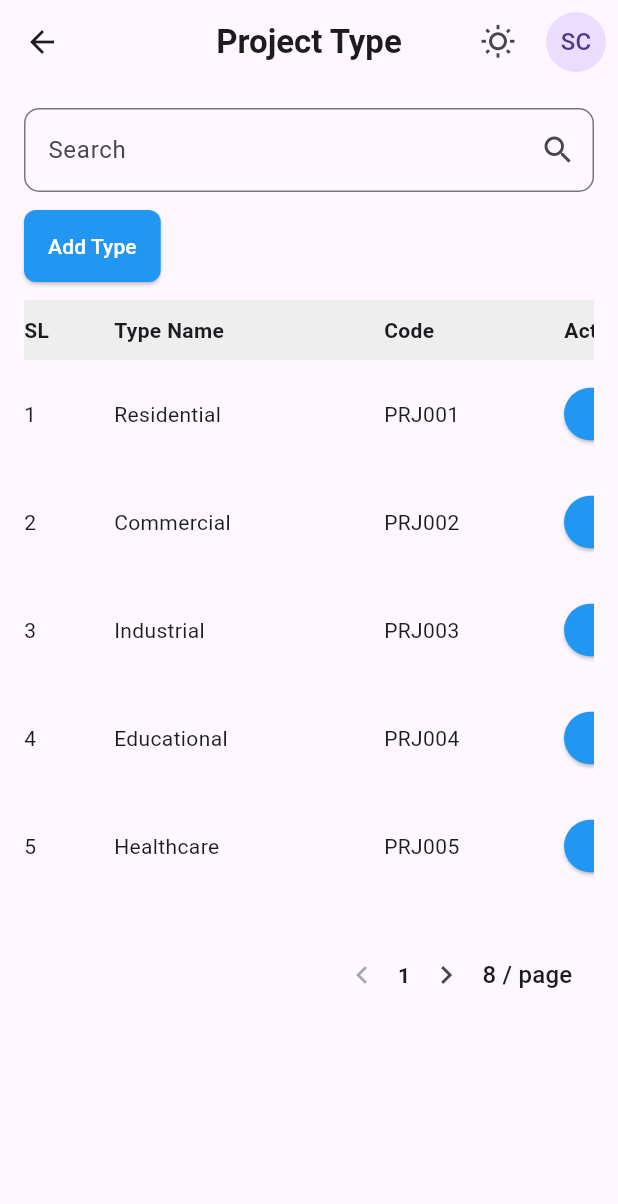
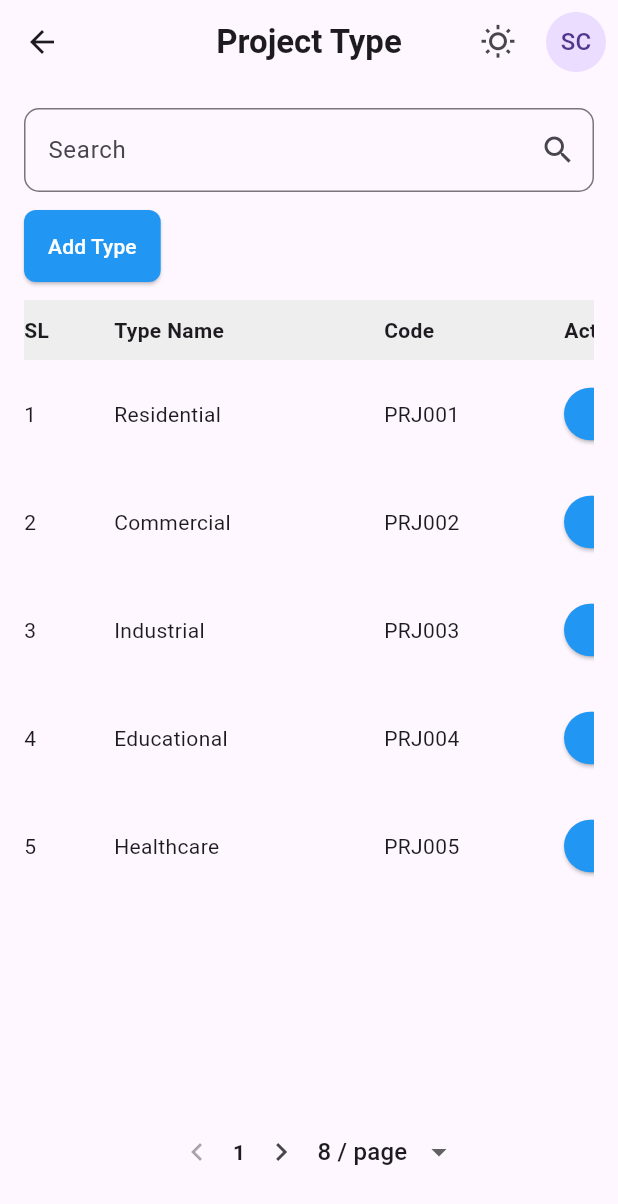
Before and after one commit to tasnimislamraisa/FathSoft, a Flutter app: the ProjectTypeScreen screen opened directly, on a phone screen of 412 x 824 dp. Shown: the top 1204 px of the screen. Run offline on Flutter 3.47's test engine with Material 3 defaults, Android fonts, the phone set to English and light mode, and no system bars; our stand-ins replace fl_chart, get, logger, shared_preferences; accounts and stored records are empty.

Commit message:
fix button and pagination

```diff
--- a/task_1_ios_app/lib/my-imports.dart
+++ b/task_1_ios_app/lib/my-imports.dart
@@ -25,6 +25,8 @@ export 'package:task_1_ios_app/presentation/screens/dashboard-screen/dashboard-w
 export 'package:task_1_ios_app/presentation/screens/dashboard-screen/dashboard-widget/revenue-overview-chart.dart';
 export 'package:task_1_ios_app/presentation/screens/dashboard-screen/dashboard-widget/sales-performance-chart.dart';
 export 'package:task_1_ios_app/presentation/screens/dashboard-screen/dashboard-widget/simple-card.dart';
+export 'package:task_1_ios_app/presentation/screens/dashboard-screen/land-property-screen.dart';
+export 'package:task_1_ios_app/presentation/screens/dashboard-screen/rats-apartment-screen.dart';
 export 'package:task_1_ios_app/presentation/screens/edit-screen/edit-screen.dart';
 export 'package:task_1_ios_app/presentation/screens/home-screen/home-screen-widgets/build-grid-menu.dart';
 export 'package:task_1_ios_app/presentation/screens/home-screen/home-screen-widgets/build-user-card.dart';
@@ -38,5 +40,7 @@ export 'package:task_1_ios_app/presentation/screens/project-control-screen/proje
 export 'package:task_1_ios_app/presentation/screens/project-control-screen/project-control-widget/pagination-widget.dart';
 export 'package:task_1_ios_app/presentation/screens/project-control-screen/project-control-widget/project-app-bar-widget.dart';
 export 'package:task_1_ios_app/presentation/screens/project-control-screen/project-control-widget/search-widget.dart';
+export 'package:task_1_ios_app/presentation/screens/project-control-screen/project-types-screen.dart';
+export 'package:task_1_ios_app/presentation/screens/project-control-screen/projects-screen.dart';
 export 'package:task_1_ios_app/presentation/screens/register/register_screen.dart';
 export 'package:task_1_ios_app/utility/app-color.dart';
--- a/task_1_ios_app/lib/presentation/screens/project-control-screen/project-types-screen.dart
+++ b/task_1_ios_app/lib/presentation/screens/project-control-screen/project-types-screen.dart
@@ -18,6 +18,7 @@ class ProjectTypeScreen extends StatelessWidget {
       body: Padding(
         padding: const EdgeInsets.all(16.0),
         child: Column(
+          crossAxisAlignment: CrossAxisAlignment.start,
           children: [
             // Search Box
             Search(),
@@ -25,10 +26,8 @@ class ProjectTypeScreen extends StatelessWidget {
             const SizedBox(height: 12),
 
             // Add Type Button
-            Row(
-              mainAxisAlignment: MainAxisAlignment.start,
-              children: [AddButton(title: "Add Type")],
-            ),
+
+            AddButton(title: "Add Type"),
 
             const SizedBox(height: 12),
 
@@ -119,9 +118,12 @@ class ProjectTypeScreen extends StatelessWidget {
                           );
                         },
                       ),
-
                       const SizedBox(height: 10),
-
+                    ],
+                  ),
+                ),
+              ),
+            ),
             // Pagination Row
             paginationSection(
               currentPage: 1,
@@ -137,11 +139,6 @@ class ProjectTypeScreen extends StatelessWidget {
           ],
         ),
       ),
-              ),
-            )
-          ],
-        ),
-      ),
     );
   }
 }
```
Also changed, not shown: task_1_ios_app/lib/presentation/screens/home-screen/home-screen-widgets/home-custom-drawer.dart (+4 -8 lines), task_1_ios_app/lib/presentation/screens/project-control-screen/projects-screen.dart (+25 -19 lines). Lines whose indentation alone changed are shown as unchanged.
